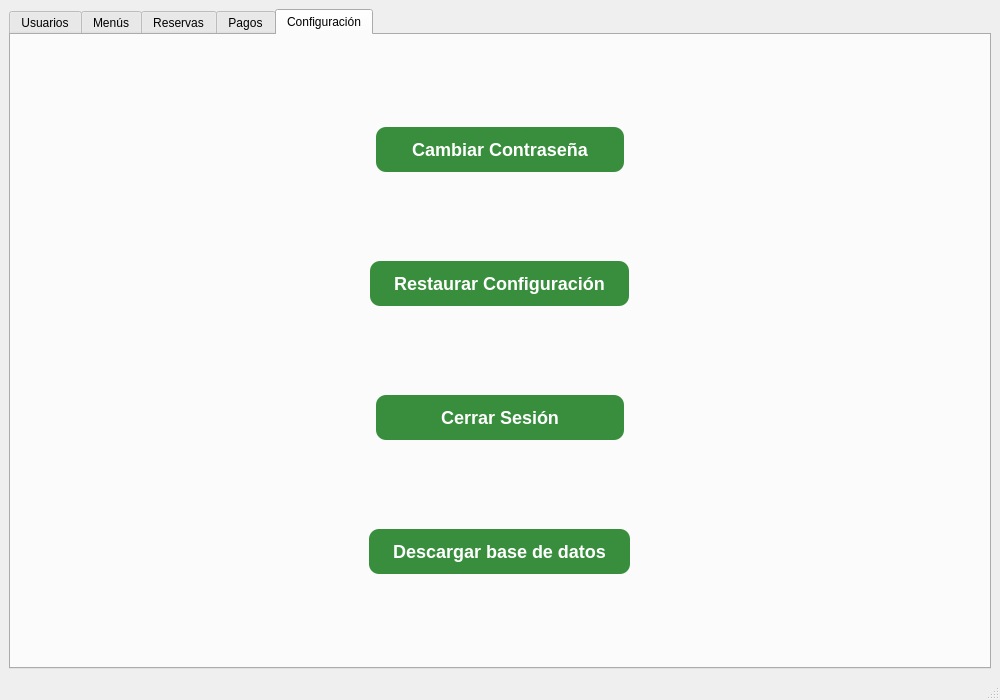
jaimecarfe/menule, file src/vista/ui/AdminPanel.ui: the form before one commit.
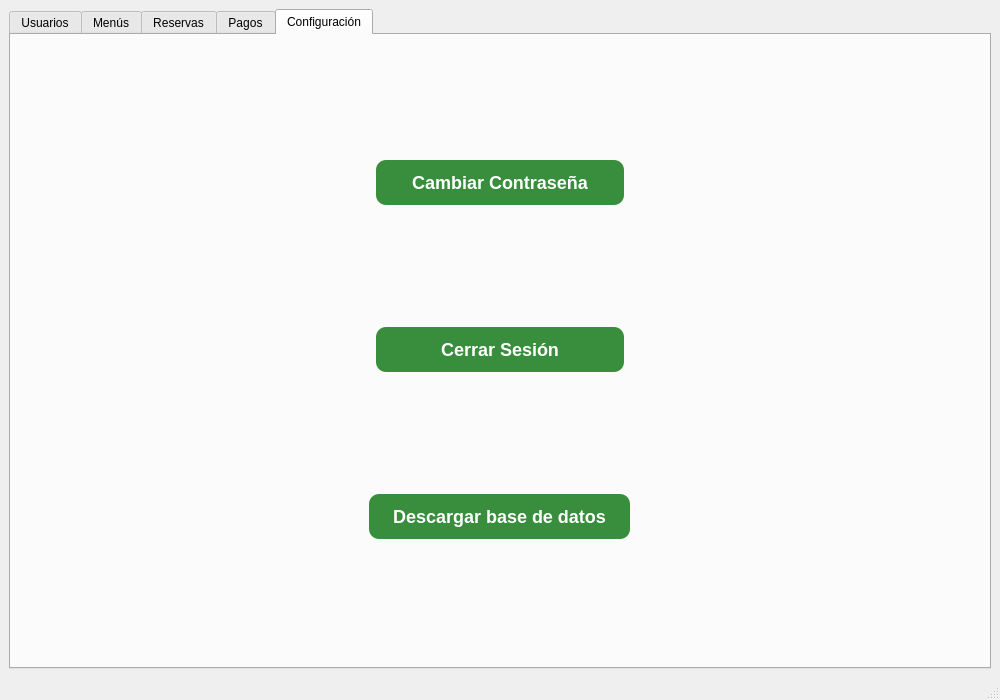
The form after the commit. The open tabs and pages were chosen to show the change.

Commit message: Quitado boton de Restaurar Config.

Diff of the .ui file:
```diff
--- a/src/vista/ui/AdminPanel.ui
+++ b/src/vista/ui/AdminPanel.ui
@@ -150,13 +150,6 @@
           </property>
          </widget>
         </item>
-        <item alignment="Qt::AlignHCenter">
-         <widget class="QPushButton" name="btnRestaurarValores">
-          <property name="text">
-           <string>Restaurar Configuración</string>
-          </property>
-         </widget>
-        </item>
         <item alignment="Qt::AlignHCenter">
          <widget class="QPushButton" name="btnCerrarSesion">
           <property name="text">
```
Left out of the diff: 26 changed lines with no effect on the pictures. Lines whose indentation alone changed are shown as unchanged. The commit also changes 10 other files.
